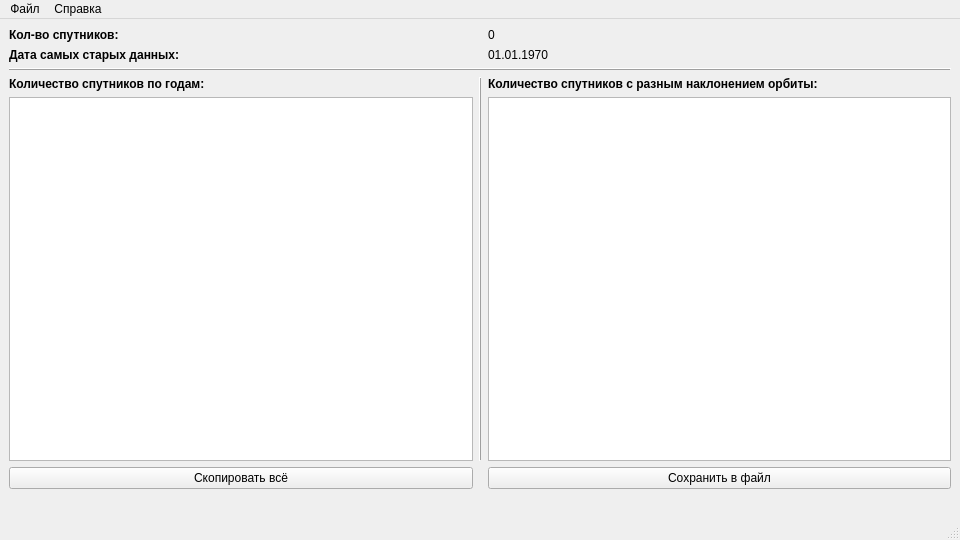
Qt form src/UI/infowindow.ui (KorzikAlex/Satellites) before a commit.
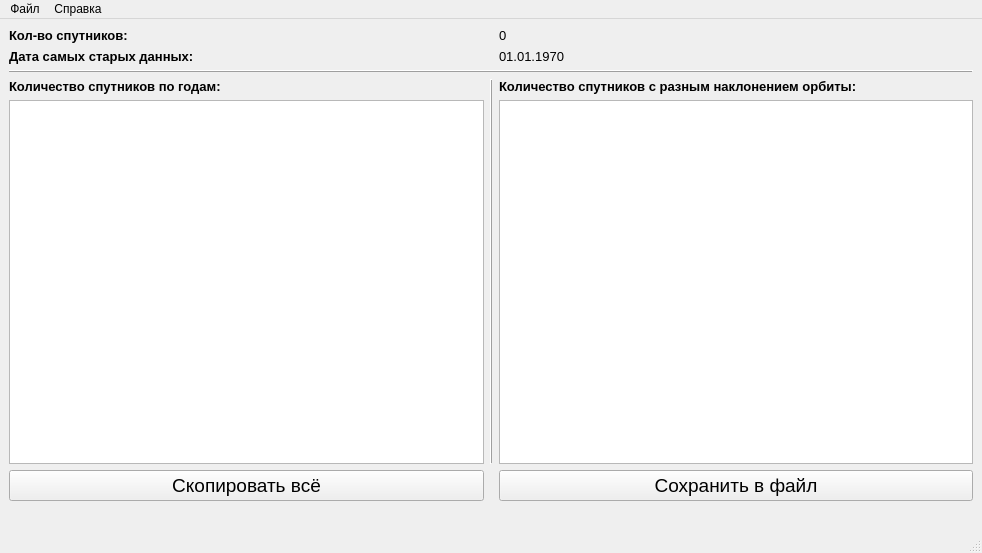
The same form after that commit. Icons and pictures are not drawn.

Commit message: refactor resources, add icon to app

```diff
--- a/src/UI/infowindow.ui
+++ b/src/UI/infowindow.ui
@@ -6,8 +6,8 @@
    <rect>
     <x>0</x>
     <y>0</y>
-    <width>960</width>
-    <height>540</height>
+    <width>982</width>
+    <height>553</height>
    </rect>
   </property>
   <property name="sizePolicy">
@@ -55,10 +55,10 @@
        <enum>Qt::PenStyle::SolidLine</enum>
       </property>
       <property name="sortingEnabled">
-       <bool>true</bool>
+       <bool>false</bool>
       </property>
       <attribute name="horizontalHeaderShowSortIndicator" stdset="0">
-       <bool>true</bool>
+       <bool>false</bool>
       </attribute>
      </widget>
     </item>
@@ -70,6 +70,11 @@
         <verstretch>0</verstretch>
        </sizepolicy>
       </property>
+      <property name="font">
+       <font>
+        <pointsize>10</pointsize>
+       </font>
+      </property>
       <property name="text">
        <string/>
       </property>
@@ -96,10 +101,10 @@
        <enum>QAbstractItemView::SelectionBehavior::SelectItems</enum>
       </property>
       <property name="sortingEnabled">
-       <bool>true</bool>
+       <bool>false</bool>
       </property>
       <attribute name="horizontalHeaderShowSortIndicator" stdset="0">
-       <bool>true</bool>
+       <bool>false</bool>
       </attribute>
      </widget>
     </item>
@@ -113,6 +118,7 @@
       </property>
       <property name="font">
        <font>
+        <pointsize>10</pointsize>
         <bold>true</bold>
        </font>
       </property>
@@ -141,6 +147,11 @@
         <verstretch>0</verstretch>
        </sizepolicy>
       </property>
+      <property name="font">
+       <font>
+        <pointsize>10</pointsize>
+       </font>
+      </property>
       <property name="frameShape">
        <enum>QFrame::Shape::NoFrame</enum>
       </property>
@@ -165,6 +176,7 @@
       </property>
       <property name="font">
        <font>
+        <pointsize>10</pointsize>
         <bold>true</bold>
        </font>
       </property>
@@ -194,12 +206,24 @@
         <verstretch>0</verstretch>
        </sizepolicy>
       </property>
+      <property name="font">
+       <font>
+        <pointsize>14</pointsize>
+        <bold>false</bold>
+       </font>
+      </property>
       <property name="text">
        <string>Сохранить в файл</string>
       </property>
       <property name="icon">
        <iconset resource="../../resources/mainwindow.qrc">
-        <normaloff>:/light_icons/icons/file_save_light.svg</normaloff>:/light_icons/icons/file_save_light.svg</iconset>
+        <normaloff>:/light_icons/icons/save_light_32.svg</normaloff>:/light_icons/icons/save_light_32.svg</iconset>
+      </property>
+      <property name="iconSize">
+       <size>
+        <width>32</width>
+        <height>32</height>
+       </size>
       </property>
      </widget>
     </item>
@@ -223,6 +247,7 @@
       </property>
       <property name="font">
        <font>
+        <pointsize>14</pointsize>
         <bold>false</bold>
        </font>
       </property>
@@ -231,7 +256,13 @@
       </property>
       <property name="icon">
        <iconset resource="../../resources/mainwindow.qrc">
-        <normaloff>:/light_icons/icons/copy_all_light.svg</normaloff>:/light_icons/icons/copy_all_light.svg</iconset>
+        <normaloff>:/light_icons/icons/copy_all_light_32.svg</normaloff>:/light_icons/icons/copy_all_light_32.svg</iconset>
+      </property>
+      <property name="iconSize">
+       <size>
+        <width>32</width>
+        <height>32</height>
+       </size>
       </property>
      </widget>
     </item>
@@ -245,6 +276,7 @@
       </property>
       <property name="font">
        <font>
+        <pointsize>10</pointsize>
         <bold>true</bold>
        </font>
       </property>
@@ -266,6 +298,7 @@
       </property>
       <property name="font">
        <font>
+        <pointsize>10</pointsize>
         <bold>true</bold>
        </font>
       </property>
@@ -285,6 +318,11 @@
         <verstretch>0</verstretch>
        </sizepolicy>
       </property>
+      <property name="font">
+       <font>
+        <pointsize>10</pointsize>
+       </font>
+      </property>
       <property name="frameShape">
        <enum>QFrame::Shape::NoFrame</enum>
       </property>
@@ -303,7 +341,7 @@
     <rect>
      <x>0</x>
      <y>0</y>
-     <width>960</width>
+     <width>982</width>
      <height>25</height>
     </rect>
    </property>
```
Left out of the diff: 12 changed lines with no effect on the pictures. The commit also changes 30 other files.
